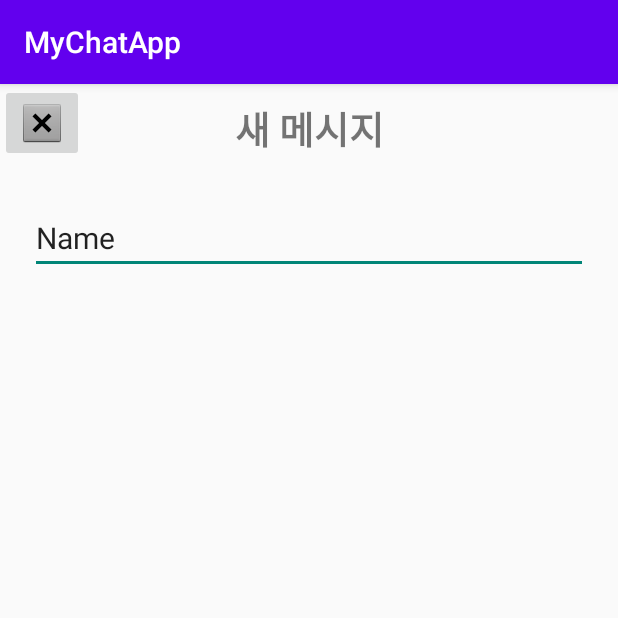
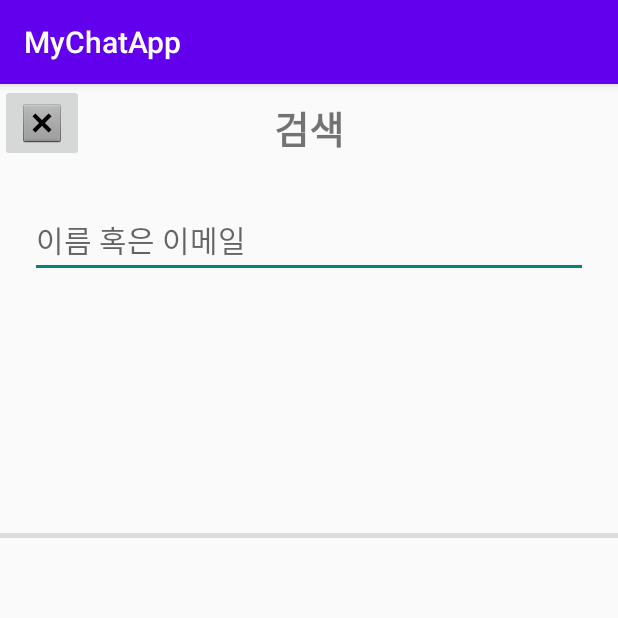
Before and after one commit to KimKunWoo0407/ChatApp, an Android app: the AddChatRoomActivity screen opened directly, with no data from a screen before it, on a phone screen of 412 x 824 dp, the top half of it. Run offline under Robolectric (Android 15) with nearby library versions, the phone set to English and light mode, and no system bars; our stand-ins replace Firebase (no records; nobody signed in at launch, a user with empty details on screens opened directly).

```diff
--- a/app/src/main/java/com/kkw/mychatapp/AddChatRoomActivity.kt
+++ b/app/src/main/java/com/kkw/mychatapp/AddChatRoomActivity.kt
@@ -23,6 +23,7 @@ class AddChatRoomActivity : AppCompatActivity() {
     lateinit var edit_opponent : EditText
     lateinit var firebaseDatabase : DatabaseReference
     lateinit var recycler_people : RecyclerView
+    lateinit var recyclerChatRoom: RecyclerView
 
     override fun onCreate(savedInstanceState: Bundle?) {
         super.onCreate(savedInstanceState)
@@ -32,8 +33,6 @@ class AddChatRoomActivity : AppCompatActivity() {
         initializeView()
         initializeListener()
         setupRecycler()
-
-
     }
 
     fun initializeView(){
@@ -41,6 +40,7 @@ class AddChatRoomActivity : AppCompatActivity() {
         btn_exit = binding.imgBtnBack
         edit_opponent = binding.editOpponentName
         recycler_people = binding.recyclerPeople
+        recyclerChatRoom = binding.recyclerRooms
     }
 
     fun initializeListener(){
@@ -58,15 +58,25 @@ class AddChatRoomActivity : AppCompatActivity() {
 
             override fun afterTextChanged(s: Editable?) {
                 var adapter = recycler_people?.adapter as RecyclerUserAdapter
+
                 adapter.searchItem(s.toString())
+
+                var roomAdapter = recyclerChatRoom?.adapter as RecyclerChatRoomsAdapter
+//                roomAdapter.searchItem(adapter.searchItem(s.toString()))
+
             }
 
         })
+    }
 
-    }
+
 
     fun setupRecycler(){
         recycler_people.layoutManager = LinearLayoutManager(this)
         recycler_people.adapter = RecyclerUserAdapter(this)
+
+        recyclerChatRoom.layoutManager = LinearLayoutManager(this)
+        recyclerChatRoom.adapter = RecyclerChatRoomsAdapter(this)
+
     }
 }
--- a/app/src/main/java/com/kkw/mychatapp/LoginActivity.kt
+++ b/app/src/main/java/com/kkw/mychatapp/LoginActivity.kt
@@ -2,15 +2,18 @@ package com.kkw.mychatapp
 
 import android.content.Intent
 import android.content.SharedPreferences
+import android.os.Build
 import androidx.appcompat.app.AppCompatActivity
 import android.os.Bundle
 import android.util.Log
 import android.widget.Button
 import android.widget.EditText
+import androidx.annotation.RequiresApi
 import com.google.firebase.auth.FirebaseAuth
 import com.google.firebase.auth.FirebaseUser
 import com.kkw.mychatapp.databinding.ActivityLoginBinding
 
+@RequiresApi(Build.VERSION_CODES.O)
 class LoginActivity : AppCompatActivity() {
 
     lateinit var auth:FirebaseAuth
--- a/app/src/main/res/layout/activity_add_chat_room.xml
+++ b/app/src/main/res/layout/activity_add_chat_room.xml
@@ -20,7 +20,7 @@
         android:layout_width="wrap_content"
         android:layout_height="wrap_content"
         android:layout_marginTop="10dp"
-        android:text="새 메시지"
+        android:text="검색"
         android:textSize="25dp"
         android:textStyle="bold"
         app:layout_constraintEnd_toEndOf="parent"
@@ -34,7 +34,7 @@
         android:layout_marginTop="30dp"
         android:ems="10"
         android:inputType="textPersonName"
-        android:text="Name"
+        android:hint="이름 혹은 이메일"
         android:textSize="20dp"
         android:layout_marginHorizontal="20dp"
         app:layout_constraintEnd_toEndOf="parent"
@@ -44,7 +44,7 @@
     <androidx.recyclerview.widget.RecyclerView
         android:id="@+id/recyclerPeople"
         android:layout_width="409dp"
-        android:layout_height="607dp"
+        android:layout_height="150dp"
         android:layout_marginStart="1dp"
         android:layout_marginTop="20dp"
         android:layout_marginEnd="1dp"
@@ -52,4 +52,27 @@
         app:layout_constraintEnd_toEndOf="parent"
         app:layout_constraintStart_toStartOf="parent"
         app:layout_constraintTop_toBottomOf="@+id/editOpponentName" />
+
+    <View
+        android:id="@+id/divider"
+        android:layout_width="match_parent"
+        android:layout_height="3dp"
+        android:background="?android:attr/listDivider"
+        app:layout_constraintEnd_toEndOf="parent"
+        app:layout_constraintStart_toStartOf="parent"
+        app:layout_constraintTop_toBottomOf="@+id/recyclerPeople" />
+
+    <androidx.recyclerview.widget.RecyclerView
+        android:id="@+id/recyclerRooms"
+        android:layout_width="409dp"
+        android:layout_height="308dp"
+        android:layout_marginStart="1dp"
+        android:layout_marginTop="20dp"
+        android:layout_marginEnd="1dp"
+        android:paddingHorizontal="15dp"
+        app:layout_constraintEnd_toEndOf="parent"
+        app:layout_constraintStart_toStartOf="parent"
+        app:layout_constraintTop_toBottomOf="@+id/divider"
+        />
+
 </androidx.constraintlayout.widget.ConstraintLayout>
--- a/app/src/main/res/layout/activity_main.xml
+++ b/app/src/main/res/layout/activity_main.xml
@@ -25,7 +25,7 @@
         android:layout_marginEnd="20dp"
         android:layout_marginRight="20dp"
         android:background="@android:color/transparent"
-        android:text="새 메시지"
+        android:text="검색"
         android:textColor="#3F51B5"
         android:textSize="18dp"
         android:textStyle="normal"
```
Also changed, not shown: app/src/main/AndroidManifest.xml (+8 -3 lines), app/src/main/java/com/kkw/mychatapp/RecyclerUserAdapter.kt (+5 -5 lines), app/src/main/java/com/kkw/mychatapp/UserProfile.kt (added, +17 -0 lines), app/src/main/res/layout/activity_user_profile.xml (added, +44 -0 lines).
